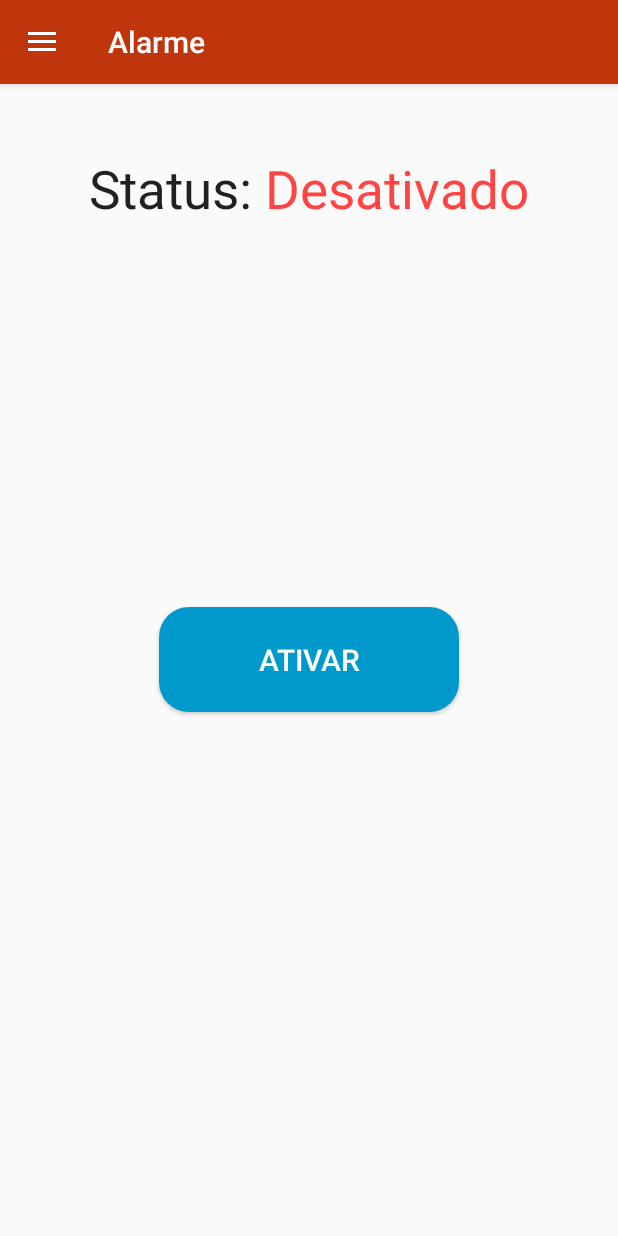
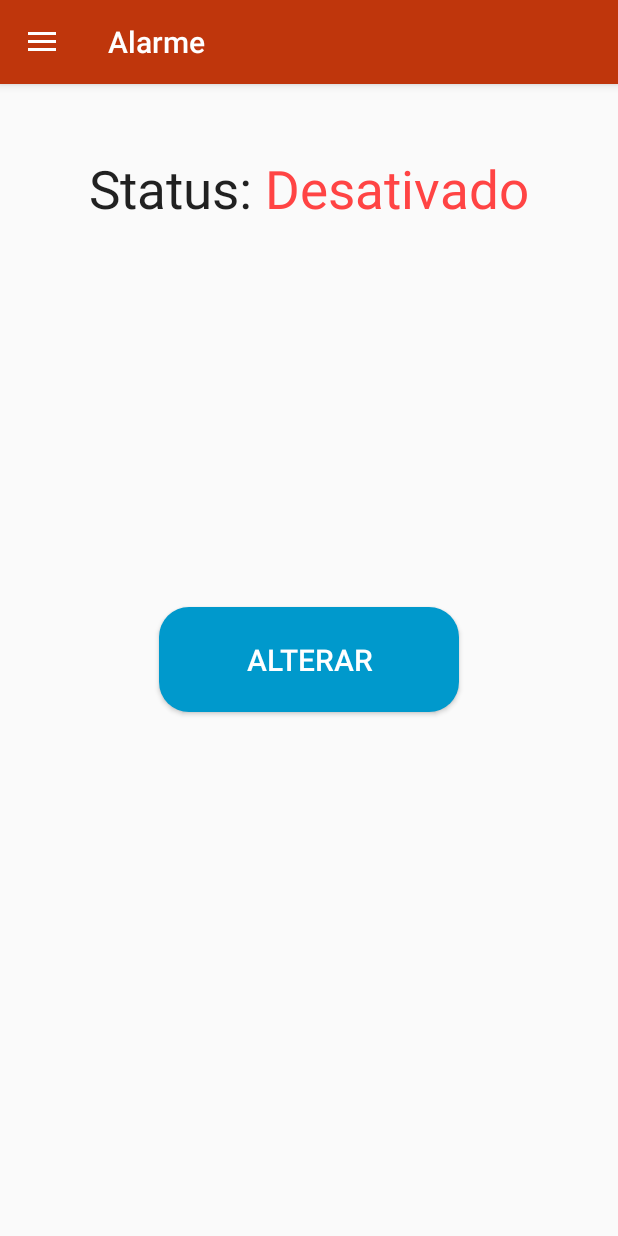
Before and after one commit to ismaelfreitas/php-home, an Android app: the screen it shows after launch (MainActivity), in the side drawer, after a tap on "Alarmes", on a phone screen of 412 x 824 dp. Run offline under Robolectric (Android 15) with nearby library versions, the phone set to English and light mode, and no system bars.

Commit message:
Ultimos ajustes antes da apresentação

```diff
--- a/app/src/main/java/br/edu/ifsp/sbv/automaocasa/ConnectHttpClient.java
+++ b/app/src/main/java/br/edu/ifsp/sbv/automaocasa/ConnectHttpClient.java
@@ -17,7 +17,7 @@ import org.apache.http.params.HttpParams;
 
 public class ConnectHttpClient {
 
-    public static final int HTTP_TIMEOUT = 2 * 1000;
+    public static final int HTTP_TIMEOUT = 20 * 1000;
     public static int responseStatus;
 
     private static HttpClient httpClient;
--- a/app/src/main/res/layout-v21/fragment_alarm.xml
+++ /dev/null
@@ -1,51 +0,0 @@
-<FrameLayout xmlns:android="http://schemas.android.com/apk/res/android"
-    xmlns:tools="http://schemas.android.com/tools"
-    android:layout_width="match_parent"
-    android:layout_height="match_parent"
-    tools:context="br.edu.ifsp.sbv.automaocasa.AlarmFragment">
-
-    <!-- TODO: Update blank fragment layout -->
-
-    <LinearLayout
-        android:orientation="vertical"
-        android:layout_width="match_parent"
-        android:layout_height="wrap_content"
-        android:layout_gravity="center_horizontal|top"
-        android:layout_marginTop="30dp">
-
-        <LinearLayout
-            android:orientation="horizontal"
-            android:layout_width="wrap_content"
-            android:layout_height="wrap_content"
-            android:layout_gravity="center_horizontal">
-
-            <TextView
-                android:layout_width="wrap_content"
-                android:layout_height="wrap_content"
-                android:textAppearance="?android:attr/textAppearanceLarge"
-                android:text="Status: "
-                android:id="@+id/lbAlarme"
-                android:textSize="35dp" />
-
-            <TextView
-                android:layout_width="wrap_content"
-                android:layout_height="wrap_content"
-                android:textAppearance="?android:attr/textAppearanceLarge"
-                android:text="Desativado"
-                android:id="@+id/alarme"
-                android:textSize="35dp"
-                android:textColor="#ff4444" />
-        </LinearLayout>
-    </LinearLayout>
-
-    <Button
-        android:layout_width="200dp"
-        android:layout_height="70dp"
-        android:text="Ativar"
-        android:id="@+id/pino13"
-        android:layout_gravity="center"
-        android:background="@drawable/corner_button"
-        android:textColor="#fff"
-        android:textSize="20dp"
-        android:onClick="toggleRele" />
-</FrameLayout>
--- a/app/src/main/res/layout/fragment_alarm.xml
+++ b/app/src/main/res/layout/fragment_alarm.xml
@@ -41,11 +41,12 @@
     <Button
         android:layout_width="200dp"
         android:layout_height="70dp"
-        android:text="Ativar"
+        android:text="Alterar"
         android:id="@+id/pino13"
         android:layout_gravity="center"
         android:background="@drawable/corner_button"
         android:textColor="#fff"
         android:textSize="20dp"
         android:onClick="toggleRele" />
+
 </FrameLayout>
--- a/app/src/main/res/layout/fragment_door.xml
+++ b/app/src/main/res/layout/fragment_door.xml
@@ -39,7 +39,7 @@ tools:context="br.edu.ifsp.sbv.automaocasa.DoorFragment">
 <Button
     android:layout_width="200dp"
     android:layout_height="70dp"
-    android:text="Abrir"
+    android:text="Alterar"
     android:id="@+id/pino12"
     android:layout_gravity="center"
     android:background="@drawable/corner_button"
--- a/app/src/main/res/layout/fragment_temperature.xml
+++ b/app/src/main/res/layout/fragment_temperature.xml
@@ -27,7 +27,7 @@
             android:text="20°C"
             android:id="@+id/temperatura"
             android:layout_gravity="center"
-            android:textSize="110dp" />
+            android:textSize="80dp" />
 
         <TextView
             android:layout_width="wrap_content"
@@ -45,7 +45,7 @@
             android:text="53.4%"
             android:id="@+id/umidade"
             android:layout_gravity="center_horizontal"
-            android:textSize="60dp" />
+            android:textSize="55dp" />
 
     </LinearLayout>
 </FrameLayout>
--- a/app/src/main/res/menu/activity_main_drawer.xml
+++ b/app/src/main/res/menu/activity_main_drawer.xml
@@ -26,10 +26,12 @@
             android:id="@+id/nav_portao"
             android:icon="@drawable/ic_door"
             android:title="Portão" />
+
         <item
             android:id="@+id/nav_manage"
             android:icon="@drawable/ic_config"
             android:title="Configurações" />
+
     </group>
 
 </menu>
```
Also changed, not shown: app/src/main/java/br/edu/ifsp/sbv/automaocasa/MainActivity.java (+29 -39 lines).
